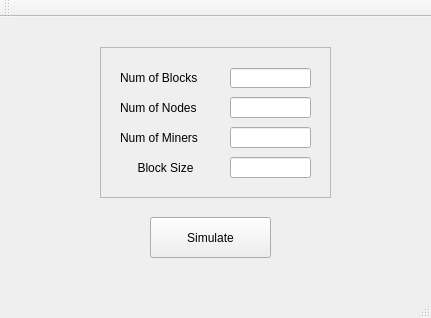
rajat-mangla/blockchain_simulator, file mainwindow.ui: the form before one commit.
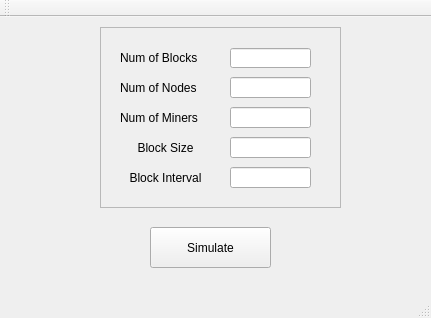
The form after the commit.

Diff of the .ui file:
```diff
--- a/mainwindow.ui
+++ b/mainwindow.ui
@@ -24,7 +24,7 @@
     <property name="geometry">
      <rect>
       <x>150</x>
-      <y>200</y>
+      <y>210</y>
       <width>121</width>
       <height>41</height>
      </rect>
@@ -37,7 +37,7 @@
     <property name="geometry">
      <rect>
       <x>120</x>
-      <y>80</y>
+      <y>60</y>
       <width>91</width>
       <height>21</height>
      </rect>
@@ -50,7 +50,7 @@
     <property name="geometry">
      <rect>
       <x>230</x>
-      <y>80</y>
+      <y>60</y>
       <width>81</width>
       <height>21</height>
      </rect>
@@ -63,7 +63,7 @@
     <property name="geometry">
      <rect>
       <x>230</x>
-      <y>110</y>
+      <y>90</y>
       <width>81</width>
       <height>21</height>
      </rect>
@@ -76,7 +76,7 @@
     <property name="geometry">
      <rect>
       <x>120</x>
-      <y>110</y>
+      <y>90</y>
       <width>91</width>
       <height>21</height>
      </rect>
@@ -89,7 +89,7 @@
     <property name="geometry">
      <rect>
       <x>230</x>
-      <y>51</y>
+      <y>31</y>
       <width>81</width>
       <height>20</height>
      </rect>
@@ -102,7 +102,7 @@
     <property name="geometry">
      <rect>
       <x>120</x>
-      <y>50</y>
+      <y>30</y>
       <width>91</width>
       <height>21</height>
      </rect>
@@ -115,7 +115,7 @@
     <property name="geometry">
      <rect>
       <x>230</x>
-      <y>140</y>
+      <y>120</y>
       <width>81</width>
       <height>21</height>
      </rect>
@@ -128,7 +128,7 @@
     <property name="geometry">
      <rect>
       <x>120</x>
-      <y>140</y>
+      <y>120</y>
       <width>91</width>
       <height>21</height>
      </rect>
@@ -144,9 +144,9 @@
     <property name="geometry">
      <rect>
       <x>100</x>
-      <y>30</y>
-      <width>231</width>
-      <height>151</height>
+      <y>10</y>
+      <width>241</width>
+      <height>181</height>
      </rect>
     </property>
     <property name="frameShape">
@@ -156,6 +156,35 @@
      <enum>QFrame::Raised</enum>
     </property>
    </widget>
+   <widget class="QLineEdit" name="blockSize_2">
+    <property name="geometry">
+     <rect>
+      <x>230</x>
+      <y>150</y>
+      <width>81</width>
+      <height>21</height>
+     </rect>
+    </property>
+    <property name="inputMethodHints">
+     <set>Qt::ImhDigitsOnly</set>
+    </property>
+   </widget>
+   <widget class="QLabel" name="blockInterval">
+    <property name="geometry">
+     <rect>
+      <x>120</x>
+      <y>150</y>
+      <width>91</width>
+      <height>21</height>
+     </rect>
+    </property>
+    <property name="text">
+     <string>Block Interval</string>
+    </property>
+    <property name="alignment">
+     <set>Qt::AlignCenter</set>
+    </property>
+   </widget>
    <zorder>frame</zorder>
    <zorder>Simulate</zorder>
    <zorder>numNodesLabel</zorder>
```
Left out of the diff: 2 changed lines with no effect on the pictures.
